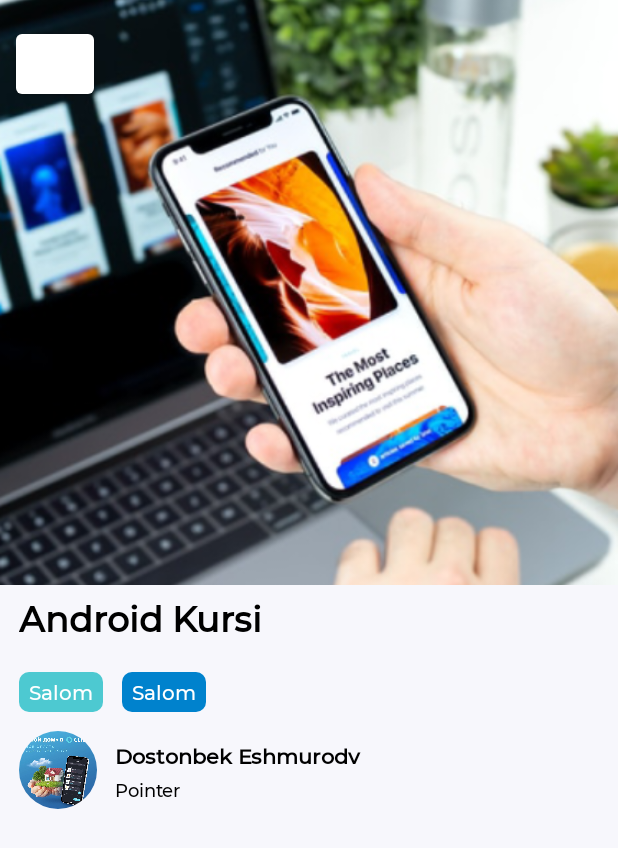
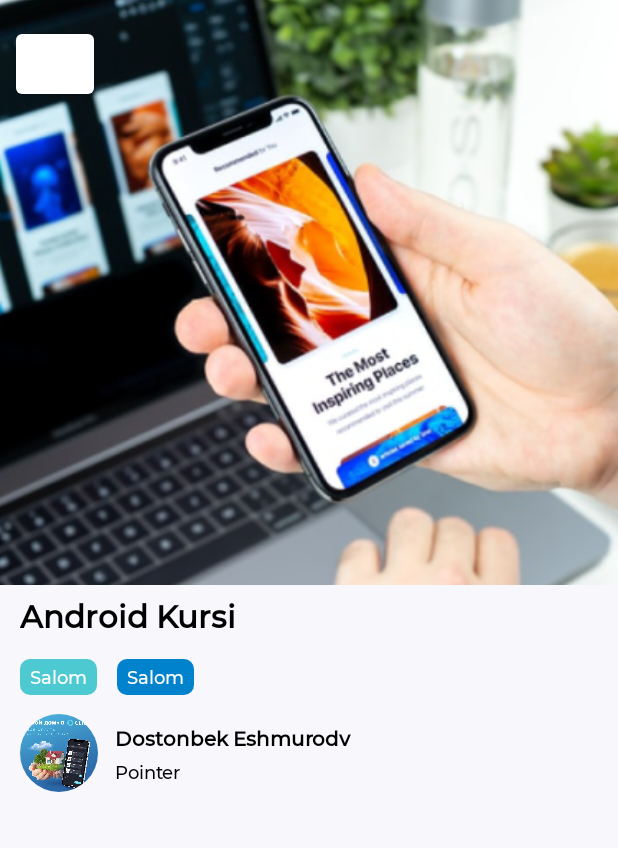
Before and after one commit to Eshmurodov-Doston1/Pointer, an Android app: the StudentInformationFragment screen opened through its navigation route, on a phone screen of 412 x 824 dp. Shown: the top 848 px of the screen. Run offline under Robolectric (Android 15) with nearby library versions, the phone set to English and light mode, and no system bars; our stand-ins replace Picasso, sdp/ssp sizes; libraries missing offline, so code that uses them is left out: com.zhuinden.fragmentviewbindingdelegatekt; plain views replace CircleButton; pictures from the network do not load; 2 statements that could not run were skipped.

Commit message:
New Commit

```diff
--- a/app/build.gradle
+++ b/app/build.gradle
@@ -68,4 +68,6 @@ dependencies {
     implementation 'com.squareup.picasso:picasso:2.71828'
     //circle Imageview
     implementation 'de.hdodenhof:circleimageview:3.1.0'
+    //youtubePlayer
+    implementation 'com.pierfrancescosoffritti.androidyoutubeplayer:core:10.0.5'
 }
--- a/app/src/main/AndroidManifest.xml
+++ b/app/src/main/AndroidManifest.xml
@@ -3,6 +3,7 @@
     package="com.example.pointer">
 <uses-permission android:name="android.permission.INTERNET"/>
     <application
+        android:usesCleartextTraffic="true"
         android:allowBackup="true"
         android:icon="@mipmap/ic_launcher"
         android:label="@string/app_name"
--- a/app/src/main/java/com/example/pointer/adapters/courseViewPager/ExpansionCourseAdapterChild.kt
+++ b/app/src/main/java/com/example/pointer/adapters/courseViewPager/ExpansionCourseAdapterChild.kt
@@ -9,10 +9,13 @@ import com.example.pointer.databinding.ChildItemBinding
 import com.example.pointer.databinding.ItemRvBinding
 import com.example.pointer.models.student.Course
 
-class ExpansionCourseAdapterChild:ListAdapter<String,ExpansionCourseAdapterChild.Vh>(MyDiffUtil()) {
+class ExpansionCourseAdapterChild(var onChildClick: ExpansionCourseAdapter.OnChildClick):ListAdapter<String,ExpansionCourseAdapterChild.Vh>(MyDiffUtil()) {
     inner class Vh(var childItemBinding: ChildItemBinding):RecyclerView.ViewHolder(childItemBinding.root){
         fun onBind(str:String,position: Int){
             childItemBinding.text.text = str
+            itemView.setOnClickListener {
+                onChildClick.onChildClick(str,childItemBinding)
+            }
         }
     }
 
--- a/app/src/main/java/com/example/pointer/adapters/courseViewPager/CourseViewpagerFragment.kt
+++ b/app/src/main/java/com/example/pointer/fragments/student/CourseViewpagerFragment.kt
@@ -1,4 +1,4 @@
-package com.example.pointer.adapters.courseViewPager
+package com.example.pointer.fragments.student
 
 
 
--- a/app/src/main/java/com/example/pointer/fragments/student/MyCourceFragment.kt
+++ b/app/src/main/java/com/example/pointer/fragments/student/MyCourceFragment.kt
@@ -61,7 +61,9 @@ class MyCourceFragment : Fragment(com.example.pointer.R.layout.fragment_my_courc
                     var extras:FragmentNavigator.Extras = FragmentNavigator.Extras.Builder()
                         .addSharedElement(itemCourceStudentBinding.myCons,"my_image")
                         .build()
-                    findNavController().navigate(R.id.action_myCourceFragment_to_studentInformationFragment,null,null,extras)
+                    var bundle = Bundle()
+                    bundle.putSerializable("studentCource",studentCourse)
+                    findNavController().navigate(R.id.action_myCourceFragment_to_studentInformationFragment,bundle,null,extras)
                 }
 
             })
--- a/app/src/main/java/com/example/pointer/fragments/student/StudentInformationFragment.kt
+++ b/app/src/main/java/com/example/pointer/fragments/student/StudentInformationFragment.kt
@@ -8,11 +8,16 @@ import android.view.*
 import android.widget.Toast
 import androidx.fragment.app.Fragment
 import androidx.fragment.app.FragmentContainer
+import androidx.navigation.fragment.FragmentNavigator
+import androidx.navigation.fragment.findNavController
 import com.example.pointer.R
 import com.example.pointer.adapters.courseViewPager.ExpansionCourseAdapter
+import com.example.pointer.databinding.ChildItemBinding
 import com.example.pointer.databinding.FragmentStudentInformationBinding
 import com.example.pointer.databinding.ItemRvBinding
 import com.example.pointer.models.student.Course
+import com.example.pointer.models.student.StudentCourse
+import com.squareup.picasso.Picasso
 import com.zhuinden.fragmentviewbindingdelegatekt.viewBinding
 
 
@@ -53,18 +58,20 @@ class StudentInformationFragment : Fragment(R.layout.fragment_student_informatio
             loadCourse()
 
             sharedElementEnterTransition = ChangeBounds()
+
+
             requireActivity().window.decorView.systemUiVisibility =
                 View.SYSTEM_UI_FLAG_LIGHT_STATUS_BAR
+            val studentCourse = arguments?.getSerializable("studentCource") as StudentCourse
+            Picasso.get().load(studentCourse.image).into(myImage)
+            nameCourse.text = studentCourse.name
+            countCourse.text = "${studentCourse.videoCourseNumber} ta dars"
+            nameCourseSi.text = studentCourse.shortNameCourse
+            Picasso.get().load(studentCourse.teacherImage).into(imageTeacher)
+            teacherName.text = studentCourse.teacherName
+            fullName.text = studentCourse.name
 
             expansionCourseAdapter = ExpansionCourseAdapter(object:ExpansionCourseAdapter.OnItemClickListener{
-                override fun onItemClick(
-                    course: Course,
-                    position: Int,
-                    itemRvBinding: ItemRvBinding
-                ) {
-
-                }
-
                 override fun onItemExpansionClick(
                     course: Course,
                     position: Int,
@@ -81,7 +88,18 @@ class StudentInformationFragment : Fragment(R.layout.fragment_student_informatio
                     itemRvBinding.iconP.setImageResource(R.drawable.ic_vector)
                 }
                 }
+            },object:ExpansionCourseAdapter.OnChildClick{
+                override fun onChildClick(str: String,childItemBinding: ChildItemBinding) {
+                    var extras: FragmentNavigator.Extras = FragmentNavigator.Extras.Builder()
+                        .addSharedElement(childItemBinding.childCard,"card")
+                        .build()
+                   var bundle = Bundle()
+                    findNavController().navigate(R.id.action_studentInformationFragment_to_courseFragment,null,null,extras)
+                }
             })
+            clouse.setOnClickListener {
+                findNavController().popBackStack()
+            }
             expansionCourseAdapter.submitList(listCourse)
             rvCourse.adapter = expansionCourseAdapter
             rvCourse.isNestedScrollingEnabled = false
@@ -90,7 +108,7 @@ class StudentInformationFragment : Fragment(R.layout.fragment_student_informatio
 
     private fun loadCourse1() {
         listCourseChild = ArrayList()
-        listCourseChild.add("1-Dars")
+        listCourseChild.add("1-Dars mkvsjnhdcsa;cjbsackjshcsjcsackjsacsocsapchsacsavsaifvsaifsaicadscisaohcsaicdsasahdisadcsudasdcuascsudasasih")
         listCourseChild.add("2-Dars")
         listCourseChild.add("3-Dars")
         listCourseChild.add("4-Dars")
--- a/app/src/main/java/com/example/pointer/models/student/StudentCourse.kt
+++ b/app/src/main/java/com/example/pointer/models/student/StudentCourse.kt
@@ -1,3 +1,5 @@
 package com.example.pointer.models.student
 
-data class StudentCourse(var name:String,var image:String,var teacherImage:String,var teacherName:String,var shortNameCourse:String,var videoCourseNumber:Int)
+import java.io.Serializable
+
+data class StudentCourse(var name:String,var image:String,var teacherImage:String,var teacherName:String,var shortNameCourse:String,var videoCourseNumber:Int):Serializable
--- a/app/src/main/res/layout/child_item.xml
+++ b/app/src/main/res/layout/child_item.xml
@@ -6,6 +6,7 @@
     <androidx.cardview.widget.CardView
         android:id="@+id/child_card"
         app:layout_constraintTop_toTopOf="parent"
+        android:transitionName="card"
         app:layout_constraintLeft_toLeftOf="parent"
         app:layout_constraintRight_toRightOf="parent"
         app:layout_constraintWidth_percent="0.95"
--- a/app/src/main/res/layout/fragment_course_viewpager.xml
+++ b/app/src/main/res/layout/fragment_course_viewpager.xml
@@ -4,7 +4,7 @@
     android:layout_width="match_parent"
     android:layout_height="match_parent"
     xmlns:app="http://schemas.android.com/apk/res-auto"
-    tools:context=".adapters.courseViewPager.CourseViewpagerFragment">
+    tools:context=".fragments.student.CourseViewpagerFragment">
     <androidx.cardview.widget.CardView
         app:layout_constraintTop_toTopOf="parent"
         app:cardUseCompatPadding="true"
--- a/app/src/main/res/layout/fragment_my_cource.xml
+++ b/app/src/main/res/layout/fragment_my_cource.xml
@@ -22,10 +22,11 @@
         android:layout_width="wrap_content"
         android:layout_height="wrap_content"/>
     <androidx.viewpager2.widget.ViewPager2
-        android:paddingStart="50dp"
-        android:paddingEnd="50dp"
+        android:paddingStart="20dp"
+        android:paddingEnd="20dp"
         app:layout_constraintTop_toBottomOf="@id/name_page"
         android:id="@+id/cource_viewPager"
+        app:layout_constraintVertical_bias="0.05"
         android:layout_width="match_parent"
         app:layout_constraintHeight_percent="0.9"
         app:layout_constraintBottom_toBottomOf="parent"
--- a/app/src/main/res/layout/fragment_news.xml
+++ b/app/src/main/res/layout/fragment_news.xml
@@ -24,8 +24,6 @@
         tools:ignore="MissingClass" />
 
     <Button
-
-
         android:id="@+id/gotocalendar"
         android:layout_margin="@dimen/_10sdp"
         android:textSize="@dimen/_18sdp"
--- a/app/src/main/res/layout/fragment_student_information.xml
+++ b/app/src/main/res/layout/fragment_student_information.xml
@@ -71,14 +71,14 @@
                 android:textColor="@color/black"
                 android:text="Android Kursi"
                 android:textStyle="bold"
-                android:textSize="@dimen/_18sdp"
+                android:textSize="@dimen/_16sdp"
                 android:textAllCaps="false"
                 android:maxLines="1"
                 android:layout_width="wrap_content"
                 android:layout_height="wrap_content"/>
             <androidx.constraintlayout.widget.ConstraintLayout
                 android:id="@+id/cons1"
-                android:layout_marginTop="@dimen/_10sdp"
+                android:layout_marginTop="@dimen/_5sdp"
                 app:layout_constraintTop_toBottomOf="@id/name_course"
                 app:layout_constraintLeft_toLeftOf="@id/name_course"
                 app:layout_constraintHeight_percent="0.15"
@@ -103,7 +103,7 @@
                         android:paddingTop="@dimen/_3sdp"
                         android:paddingLeft="@dimen/_5sdp"
                         android:paddingRight="@dimen/_5sdp"
-                        android:textSize="@dimen/_10sdp"
+                        android:textSize="@dimen/_9sdp"
                         android:textAllCaps="false"
                         android:textStyle="normal"
                         android:textColor="@color/white"
@@ -128,7 +128,7 @@
                         android:paddingTop="@dimen/_3sdp"
                         android:paddingLeft="@dimen/_5sdp"
                         android:paddingRight="@dimen/_5sdp"
-                        android:textSize="@dimen/_10sdp"
+                        android:textSize="@dimen/_9sdp"
                         android:textAllCaps="false"
                         android:textStyle="normal"
                         android:textColor="@color/white"
@@ -140,7 +140,7 @@
                 android:id="@+id/image_teacher"
                 app:layout_constraintTop_toBottomOf="@id/cons1"
                 app:layout_constraintLeft_toLeftOf="@id/cons1"
-                android:layout_marginTop="@dimen/_5sdp"
+                android:layout_marginTop="@dimen/_4sdp"
                 android:src="@drawable/click4"
                 app:shapeAppearanceOverlay="@style/ShapeAppearanceOverlay.App.CornerSize50Percent"
                 android:layout_width="@dimen/_40sdp"
@@ -159,7 +159,7 @@
                 app:layout_constraintHorizontal_bias="0.2"
                 android:textColor="@color/black"
                 android:textStyle="bold"
-                android:textSize="@dimen/_11sdp"
+                android:textSize="@dimen/_10sdp"
                 android:layout_height="wrap_content"/>
             <TextView
                 android:id="@+id/full_name"
@@ -171,7 +171,7 @@
                 app:layout_constraintLeft_toLeftOf="@id/teacher_name"
                 app:layout_constraintBottom_toBottomOf="@id/image_teacher"
                 app:layout_constraintRight_toRightOf="parent"
-                android:layout_marginRight="@dimen/_10sdp"
+                android:layout_marginRight="@dimen/_9sdp"
                 android:layout_width="0dp"
                 android:layout_height="wrap_content"/>
             <androidx.recyclerview.widget.RecyclerView
--- a/app/src/main/res/layout/item_rv.xml
+++ b/app/src/main/res/layout/item_rv.xml
@@ -12,7 +12,7 @@
         app:layout_constraintBottom_toBottomOf="parent"
         app:layout_constraintVertical_bias="0.1"
         app:layout_constraintWidth_percent="1"
-        app:layout_constraintHeight_percent="0.12"
+        app:layout_constraintHeight_percent="0.1"
         android:layout_width="0dp"
         android:layout_height="wrap_content"
         app:radius="20dp"
@@ -57,7 +57,7 @@
                             app:expansion_toggleOnClick="true">
                             <androidx.constraintlayout.widget.ConstraintLayout
                                 android:layout_width="match_parent"
-                                android:layout_height="@dimen/_40sdp">
+                                android:layout_height="@dimen/_35sdp">
                                 <TextView
                                     android:id="@+id/name"
                                     app:layout_constraintTop_toTopOf="parent"
@@ -70,7 +70,7 @@
                                     android:padding="@dimen/_5sdp"
                                     app:layout_constraintHorizontal_bias="0.1"
                                     android:text="@string/app_name"
-                                    android:textSize="@dimen/_14sdp"
+                                    android:textSize="@dimen/_12sdp"
                                     android:layout_width="0dp"
                                     android:layout_height="wrap_content"/>
                                 <androidx.appcompat.widget.AppCompatImageView
--- a/app/src/main/res/navigation/main_navigation.xml
+++ b/app/src/main/res/navigation/main_navigation.xml
@@ -24,7 +24,11 @@
         android:id="@+id/studentInformationFragment"
         android:name="com.example.pointer.fragments.student.StudentInformationFragment"
         android:label="fragment_student_information"
-        tools:layout="@layout/fragment_student_information" />
+        tools:layout="@layout/fragment_student_information" >
+        <action
+            android:id="@+id/action_studentInformationFragment_to_courseFragment"
+            app:destination="@id/courseFragment" />
+    </fragment>
     <fragment
         android:id="@+id/lessonTableFragment"
         android:name="com.example.pointer.fragments.lessontable.LessonTableFragment"
@@ -34,4 +38,9 @@
         android:name="com.example.pointer.fragments.lessontable.CalendarFragment"
         android:label="fragment_calendar"
         tools:layout="@layout/fragment_calendar" />
+    <fragment
+        android:id="@+id/courseFragment"
+        android:name="com.example.pointer.fragments.student.CourseFragment"
+        android:label="fragment_course"
+        tools:layout="@layout/fragment_course" />
 </navigation>
--- a/app/src/main/res/values/themes.xml
+++ b/app/src/main/res/values/themes.xml
@@ -3,7 +3,7 @@
     <style name="Theme.Pointer" parent="Theme.MaterialComponents.DayNight.NoActionBar">
         <!-- Primary brand color. -->
         <item name="colorPrimary">@color/white</item>
-        <item name="colorPrimaryVariant">@color/purple_700</item>
+        <item name="colorPrimaryVariant">@color/white</item>
         <item name="colorOnPrimary">@color/white</item>
         <!-- Secondary brand color. -->
         <item name="colorSecondary">@color/teal_200</item>
--- a/settings.gradle
+++ b/settings.gradle
@@ -5,8 +5,6 @@ dependencyResolutionManagement {
         mavenCentral()
         jcenter() // Warning: this repository is going to shut down soon
         maven { url 'https://jitpack.io' }
-
-
     }
 }
 rootProject.name = "Pointer"
```
Also changed, not shown: app/src/main/java/com/example/pointer/adapters/courseViewPager/ExpansionCourseAdapter.kt (+11 -6 lines), app/src/main/java/com/example/pointer/fragments/student/CourseFragment.kt (added, +96 -0 lines), app/src/main/res/layout/custom_player_ui.xml (added, +15 -0 lines), app/src/main/res/layout/fragment_course.xml (added, +54 -0 lines).
